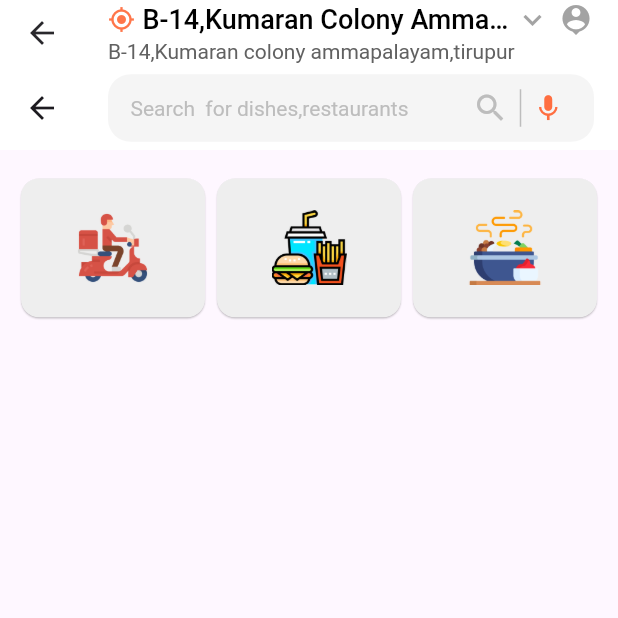
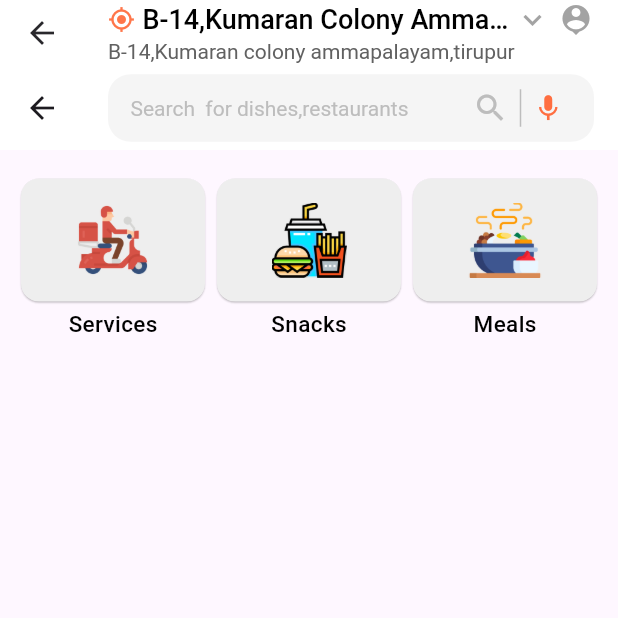
Before and after one commit to arunlatha231701/Food-Delivery-App-Flutter, a Flutter app: the HomePage screen opened directly, on a phone screen of 412 x 824 dp, the top half of it. Run offline on Flutter 3.47's test engine with Material 2 defaults, Android fonts, the light colour scheme and no system bars; our stand-ins replace cloud_firestore, dio, firebase_auth, firebase_core, intro_slider and 2 more; missing offline and left inert: dart:ffi; accounts and stored records are empty; generated files the repository leaves out were written again.

Commit message:
homescreen gridview list

```diff
--- a/f_deli_very/lib/Screens/HomeScreen.dart
+++ b/f_deli_very/lib/Screens/HomeScreen.dart
@@ -24,6 +24,7 @@ class _HomePageState extends State<HomePage> {
     "assets/fast-food_logo.png",
     "assets/hotfood_logo.png"
   ];
+  List nameList = ["Services", "Snacks", "Meals"];
 
   @override
   void initState() {
@@ -46,7 +47,6 @@ class _HomePageState extends State<HomePage> {
   Widget build(BuildContext context) {
     return SafeArea(
       child: Scaffold(
-
           body: CustomScrollView(
         slivers: <Widget>[
           SliverAppBar(
@@ -163,30 +163,43 @@ class _HomePageState extends State<HomePage> {
             ),
           ),
           SliverPadding(
-            padding: const EdgeInsets.symmetric(horizontal: 10,vertical: 15),
+            padding: const EdgeInsets.symmetric(horizontal: 10, vertical: 15),
             sliver: SliverGrid(
+
                 delegate: SliverChildBuilderDelegate((context, index) {
-                  return Card(
+                  return Column(
+                    children: [
+                      Card(
                           elevation: 0.5,
                           color: Colors.grey.shade200,
                           child: Container(
-                          alignment: Alignment.center,
+                              alignment: Alignment.bottomCenter,
                               child: Padding(
-                            padding: const EdgeInsets.all(8.0),
+                                padding: const EdgeInsets.all(16.0),
                                 child: Image(
                                     alignment: Alignment.center,
                                     fit: BoxFit.contain,
                                     width: 50,
                                     height: 50,
-                                image: AssetImage(
-                                  imageList[index]
-                                )),
-                          )));
-                }, childCount: 3),
+                                    image: AssetImage(imageList[index])),
+                              ))),
+                      Container(
+                          margin: const EdgeInsets.only(top: 0),
+                          alignment: Alignment.center,
+                          child: Text(
+                            nameList[index],
+                            style: const TextStyle(
+                                color: Colors.black,
+                                fontWeight: FontWeight.w500,
+                                fontSize: 15),
+                          ))
+                    ],
+                  );
+                }, childCount: imageList.length),
                 gridDelegate: const SliverGridDelegateWithFixedCrossAxisCount(
                     crossAxisCount: 3,
                     mainAxisSpacing: 35,
-                    childAspectRatio: 1.3)),
+                    childAspectRatio: 0.9)),
           ),
         ],
       )),
```
Lines whose indentation alone changed are shown as unchanged.
